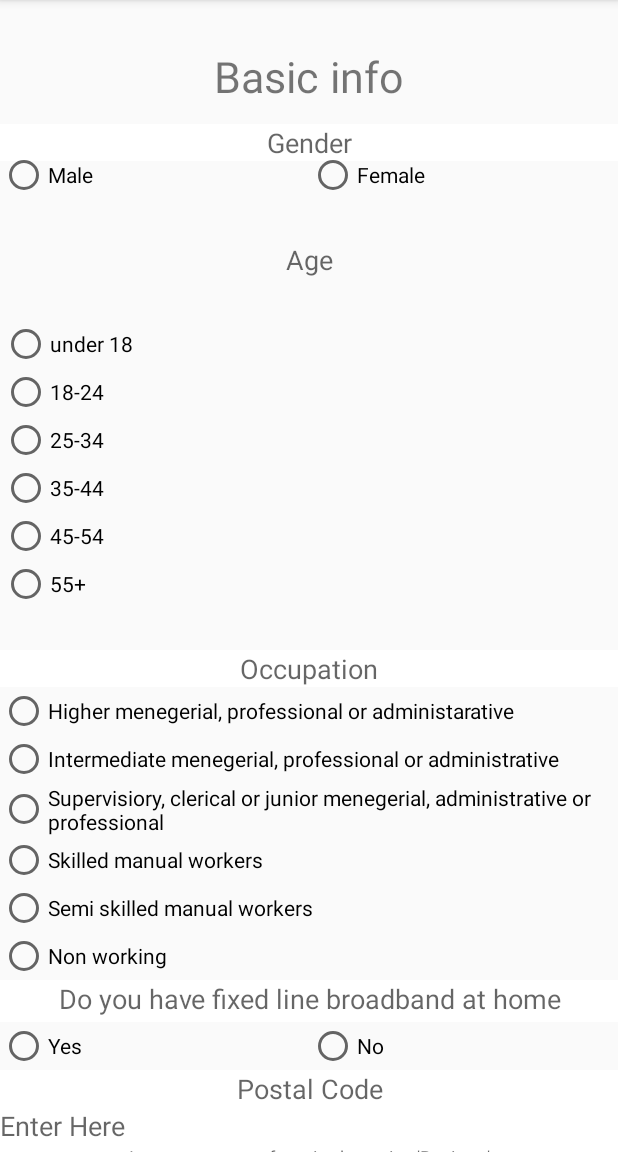
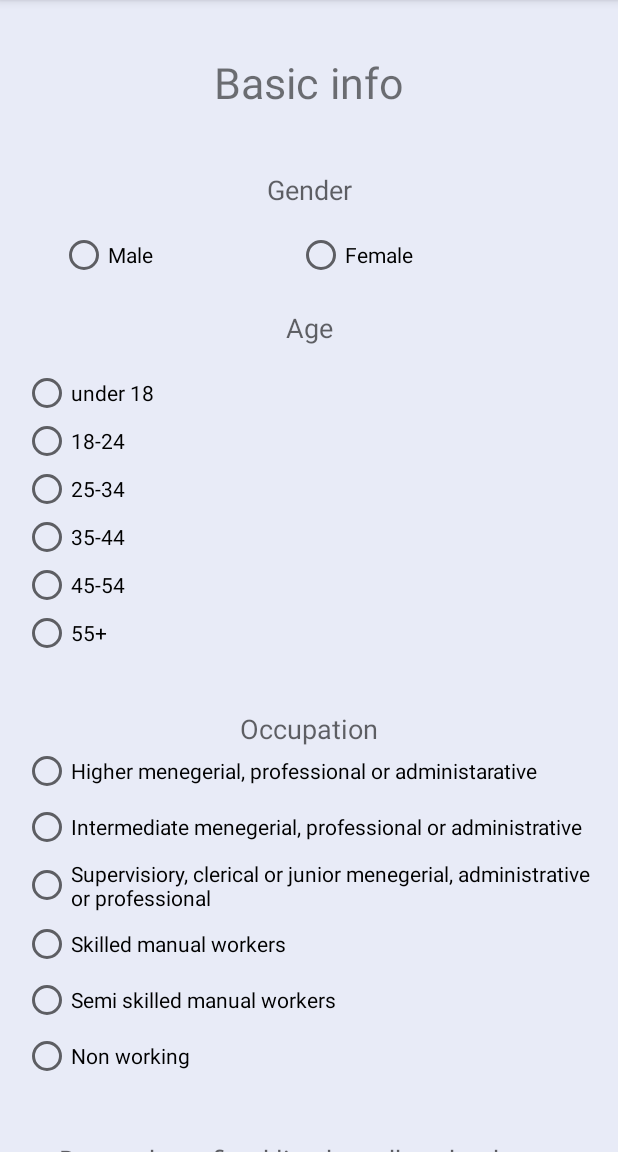
Before and after one commit to fvukojevic/Mobile-Research-Application, an Android app: the screen it shows after launch (MainActivity), on a phone screen of 412 x 824 dp, the part 84-1236 px from its top. Run offline under Robolectric (Android 15) with nearby library versions, the phone set to English and light mode, and no system bars; libraries missing offline, so code that uses them is left out: com.shitij.goyal.

Commit message:
demographic form edited (except age radio buttons)

```diff
--- a/app/src/main/res/layout/activity_main.xml
+++ b/app/src/main/res/layout/activity_main.xml
@@ -13,20 +13,21 @@
         android:id="@+id/container"
         android:layout_width="match_parent"
         android:layout_height="match_parent"
-        android:orientation="vertical">
+        android:orientation="vertical"
+        android:background="@color/backgroundColor">
 
         <TextView
             android:id="@+id/BasicInfo"
             android:layout_width="match_parent"
-            android:layout_height="match_parent"
+            android:layout_height="wrap_content"
+            android:layout_marginTop="35dp"
+            android:layout_marginBottom="20dp"
             android:text="Basic info"
             android:textAlignment="center"
+
             android:textSize="13pt"
             android:visibility="visible"
-
-            app:layout_constraintBottom_toTopOf="@+id/radioGroup2"
-            app:layout_constraintEnd_toEndOf="parent"
-            app:layout_constraintHorizontal_bias="0.0"
+            app:layout_constraintBottom_toTopOf="@+id/gender_text"
             app:layout_constraintStart_toStartOf="parent"
             app:layout_constraintTop_toTopOf="parent"
             app:layout_constraintVertical_chainStyle="packed" />
@@ -36,64 +37,65 @@
             android:id="@+id/Age_text"
             android:layout_width="match_parent"
             android:layout_height="wrap_content"
+            android:layout_marginTop="20dp"
+            android:layout_marginBottom="15dp"
             android:layout_weight="1"
             android:text="Age"
             android:textAlignment="center"
             android:textAppearance="@style/TextAppearance.AppCompat.Medium"
-            app:layout_constraintTop_toBottomOf="@+id/radioGroup2"
-            app:layout_constraintBottom_toTopOf="@+id/radioGroup"/>
+            app:layout_constraintTop_toBottomOf="@+id/radioGroup2" />
 
 
         <RadioGroup
             android:id="@+id/radioGroup"
-            android:layout_width="0dp"
+            android:layout_width="match_parent"
             android:layout_height="wrap_content"
             android:layout_alignParentStart="true"
             android:layout_alignParentTop="true"
-            android:layout_marginStart="1dp"
-            app:layout_constraintBottom_toTopOf="@+id/radioGroup3"
-            app:layout_constraintEnd_toEndOf="parent"
-            app:layout_constraintStart_toStartOf="parent"
-            app:layout_constraintTop_toBottomOf="@+id/Age_text">
+            app:layout_constraintTop_toBottomOf="@+id/Age_text"
+            android:layout_marginTop="15dp"
+            android:layout_marginLeft="15dp">
 
             <RadioButton
                 android:id="@+id/under"
-                android:layout_width="match_parent"
+                android:layout_width="wrap_content"
                 android:layout_height="wrap_content"
                 android:layout_weight="1"
-                android:text="under 18" />
+                android:text="under 18"
+                app:layout_constraintLeft_toRightOf="@+id/to25"/>
 
             <RadioButton
                 android:id="@+id/to25"
-                android:layout_width="match_parent"
+                android:layout_width="wrap_content"
                 android:layout_height="wrap_content"
                 android:layout_weight="1"
-                android:text="18-24" />
+                android:text="18-24"
+                app:layout_constraintRight_toLeftOf="@+id/under" />
 
             <RadioButton
                 android:id="@+id/to35"
-                android:layout_width="match_parent"
+                android:layout_width="wrap_content"
                 android:layout_height="wrap_content"
                 android:layout_weight="1"
                 android:text="25-34" />
 
             <RadioButton
                 android:id="@+id/to45"
-                android:layout_width="match_parent"
+                android:layout_width="wrap_content"
                 android:layout_height="wrap_content"
                 android:layout_weight="1"
                 android:text="35-44" />
 
             <RadioButton
                 android:id="@+id/to55"
-                android:layout_width="match_parent"
+                android:layout_width="wrap_content"
                 android:layout_height="wrap_content"
                 android:layout_weight="1"
                 android:text="45-54" />
 
             <RadioButton
                 android:id="@+id/over-55"
-                android:layout_width="match_parent"
+                android:layout_width="wrap_content"
                 android:layout_height="wrap_content"
                 android:layout_weight="1"
                 android:text="55+" />
@@ -105,13 +107,13 @@
             android:layout_width="match_parent"
             android:layout_height="wrap_content"
             android:layout_weight="1"
-            android:background="@android:color/background_light"
             android:text="Gender"
             android:textAlignment="center"
             android:textAppearance="@style/TextAppearance.AppCompat.Medium"
             app:layout_constraintTop_toBottomOf="@+id/BasicInfo"
             app:layout_constraintBottom_toTopOf="@+id/radioGroup2"
-            android:layout_marginTop="20dp"/>
+            android:layout_marginTop="20dp"
+            android:layout_marginBottom="15dp"/>
 
         <RadioGroup
             android:id="@+id/radioGroup2"
@@ -119,32 +121,42 @@
             android:layout_height="wrap_content"
             android:layout_alignParentStart="true"
             android:layout_alignParentTop="true"
+            android:layout_marginLeft="40dp"
+            android:layout_marginRight="40dp"
             android:orientation="horizontal"
-            app:layout_constraintBottom_toTopOf="@+id/radioGroup"
+            app:layout_constraintBottom_toTopOf="@+id/Age_text"
             app:layout_constraintEnd_toEndOf="parent"
             app:layout_constraintHorizontal_bias="0.0"
             app:layout_constraintStart_toStartOf="parent"
-            app:layout_constraintTop_toTopOf="parent"
-            app:layout_constraintVertical_chainStyle="packed"
-            app:layout_constraintTop_toBottomOf="@+id/gender_text"
-            android:layout_marginTop="20dp" >
+            app:layout_constraintVertical_chainStyle="packed">
             <!--app:layout_constraintTop_toTopOf="parent"-->
 
             <RadioButton
                 android:id="@+id/male_btn"
-                android:layout_width="match_parent"
+                android:layout_width="wrap_content"
                 android:layout_height="wrap_content"
                 android:layout_weight="1"
                 android:text="Male" />
 
             <RadioButton
                 android:id="@+id/female_btn"
-                android:layout_width="match_parent"
+                android:layout_width="wrap_content"
                 android:layout_height="wrap_content"
                 android:layout_weight="1"
                 android:text="Female" />
 
         </RadioGroup>
+
+        <TextView
+            android:id="@+id/occupation_text"
+            android:layout_width="match_parent"
+            android:layout_height="wrap_content"
+            android:layout_weight="1"
+            android:text="Occupation"
+            android:textAlignment="center"
+            android:textAppearance="@style/TextAppearance.AppCompat.Medium"
+            android:layout_marginTop="35dp"
+            app:layout_constraintTop_toBottomOf="@+id/radioGroup"/>
 
         <RadioGroup
             android:id="@+id/radioGroup3"
@@ -152,62 +164,59 @@
             android:layout_height="wrap_content"
             android:layout_alignParentBottom="true"
             android:layout_alignParentStart="true"
-            app:layout_constraintBottom_toTopOf="@+id/radioGroup4"
-            app:layout_constraintBottom_toBottomOf="parent"
             app:layout_constraintStart_toStartOf="@+id/radioGroup"
-            app:layout_constraintTop_toBottomOf="@+id/radioGroup">
+            app:layout_constraintTop_toBottomOf="@+id/occupation_text"
+            android:layout_marginLeft="15dp"
+            android:layout_marginRight="15dp">
 
-            <TextView
-                android:id="@+id/occupation_text"
-                android:layout_width="match_parent"
-                android:layout_height="wrap_content"
-                android:layout_weight="1"
-                android:background="@android:color/background_light"
-                android:text="Occupation"
-                android:textAlignment="center"
-                android:textAppearance="@style/TextAppearance.AppCompat.Medium" />
 
             <RadioButton
                 android:id="@+id/higher"
                 android:layout_width="match_parent"
                 android:layout_height="match_parent"
                 android:layout_weight="1"
-                android:text="Higher menegerial, professional or administarative" />
+                android:text="Higher menegerial, professional or administarative"
+                android:layout_marginBottom="5dp"/>
 
             <RadioButton
                 android:id="@+id/intermediate_text"
                 android:layout_width="wrap_content"
                 android:layout_height="wrap_content"
                 android:layout_weight="1"
-                android:text="Intermediate menegerial, professional or administrative" />
+                android:text="Intermediate menegerial, professional or administrative"
+                android:layout_marginBottom="5dp" />
 
             <RadioButton
                 android:id="@+id/supervisiory"
                 android:layout_width="wrap_content"
                 android:layout_height="wrap_content"
                 android:layout_weight="1"
-                android:text="Supervisiory, clerical or junior menegerial, administrative or professional" />
+                android:text="Supervisiory, clerical or junior menegerial, administrative or professional"
+                android:layout_marginBottom="5dp" />
 
             <RadioButton
                 android:id="@+id/radioButton27"
                 android:layout_width="match_parent"
                 android:layout_height="wrap_content"
                 android:layout_weight="1"
-                android:text="Skilled manual workers" />
+                android:text="Skilled manual workers"
+                android:layout_marginBottom="5dp" />
 
             <RadioButton
                 android:id="@+id/radioButton28"
                 android:layout_width="match_parent"
                 android:layout_height="wrap_content"
                 android:layout_weight="1"
-                android:text="Semi skilled manual workers" />
+                android:text="Semi skilled manual workers"
+                android:layout_marginBottom="5dp" />
 
             <RadioButton
                 android:id="@+id/radioButton29"
                 android:layout_width="wrap_content"
                 android:layout_height="wrap_content"
                 android:layout_weight="1"
-                android:text="Non working" />
+                android:text="Non working"
+                android:layout_marginBottom="5dp" />
 
         </RadioGroup>
 
@@ -215,11 +224,11 @@
             android:id="@+id/text1"
             android:layout_width="match_parent"
             android:layout_height="28dp"
-            android:background="@android:color/background_light"
             android:text="Do you have fixed line broadband at home"
             android:textAlignment="center"
             android:textAppearance="@style/TextAppearance.AppCompat.Medium"
-            app:layout_constraintTop_toBottomOf="@+id/radioGroup3" />
+            app:layout_constraintTop_toBottomOf="@+id/radioGroup3"
+            android:layout_marginTop="35dp" />
 
         <RadioGroup
             android:id="@+id/radioGroup4"
@@ -227,7 +236,9 @@
             android:layout_height="wrap_content"
             android:orientation="horizontal"
             app:layout_constraintBottom_toTopOf="@+id/radioGroup5"
-            app:layout_constraintTop_toBottomOf="@+id/text1">
+            app:layout_constraintTop_toBottomOf="@+id/text1"
+            android:layout_marginLeft="40dp"
+            android:layout_marginRight="40dp">
 
             <RadioButton
                 android:id="@+id/radioButton41"
@@ -257,14 +268,15 @@
                 android:text="Postal Code"
                 android:textAlignment="center"
                 android:textAppearance="@style/TextAppearance.AppCompat.Medium"
-                android:background="@android:color/white"/>
+                android:layout_marginTop="35dp"/>
 
             <EditText
                 android:id="@+id/postal_code"
                 android:layout_width="match_parent"
                 android:layout_height="wrap_content"
-                android:background="@android:color/background_light"
-                android:hint="Enter Here" />
+                android:hint="Enter Here"
+                android:layout_marginLeft="20dp"
+                android:layout_marginRight="20dp" />
 
             <TextView
                 android:layout_width="match_parent"
@@ -273,20 +285,22 @@
                 android:textAlignment="center"
                 android:textSize="12dp"
                 android:textAppearance="@style/TextAppearance.AppCompat.Medium"
-                android:background="@android:color/white"/>
+                android:layout_marginTop="35dp"/>
 
             <Button
                 android:id="@+id/confirm"
                 android:layout_width="match_parent"
                 android:layout_height="wrap_content"
                 android:layout_weight="1"
-                android:background="@color/colorPrimary"
+                android:background="@color/backgroundColor"
                 android:gravity="right"
-                android:paddingTop="15dp"
                 android:text="Begin >>"
                 android:textAlignment="center"
                 android:textAppearance="@style/TextAppearance.AppCompat.Medium"
-                android:textColor="@android:color/white" />
+                android:layout_marginTop="35dp"
+                android:layout_marginBottom="35dp"
+                android:textColor="@color/beginColor"
+                style="?android:attr/borderlessButtonStyle"/>
         </RadioGroup>
     </android.support.constraint.ConstraintLayout>
 </ScrollView>
--- a/app/src/main/res/values/colors.xml
+++ b/app/src/main/res/values/colors.xml
@@ -7,4 +7,6 @@
     <color name="colorWhite">#ffffff</color>
     <color name="greyLine">#858e9b</color>
     <color name="alternative">#00695C</color>
+    <color name="backgroundColor">#e8ebf7</color>
+    <color name="beginColor">#0a1d6b</color>
 </resources>
```
